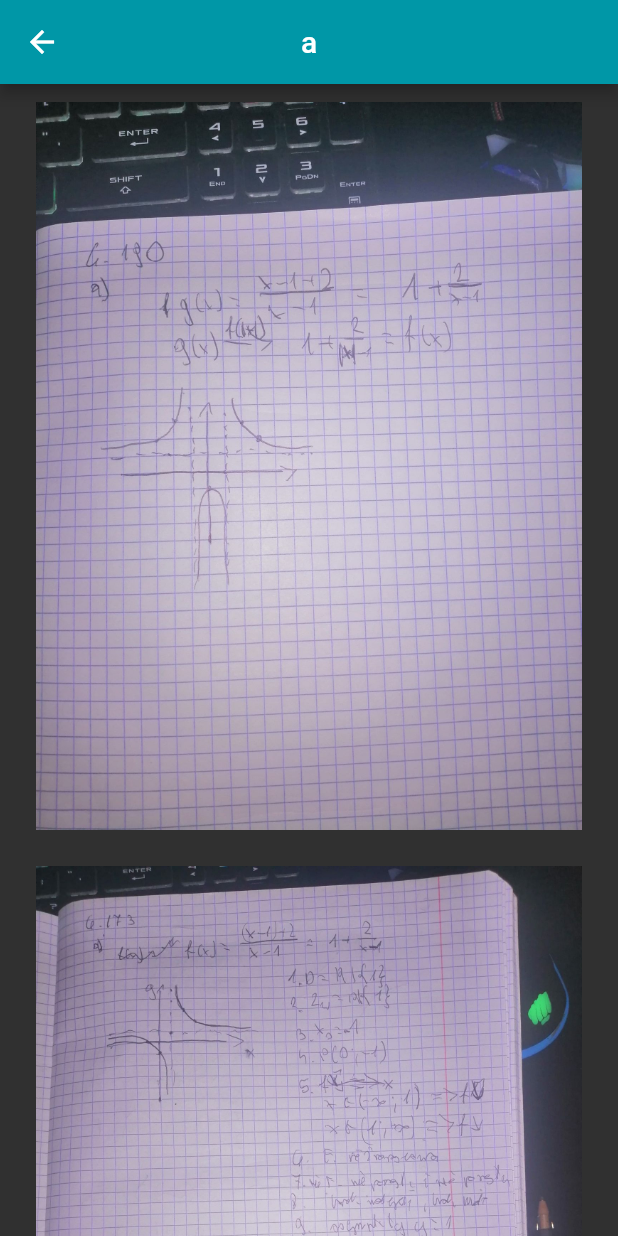
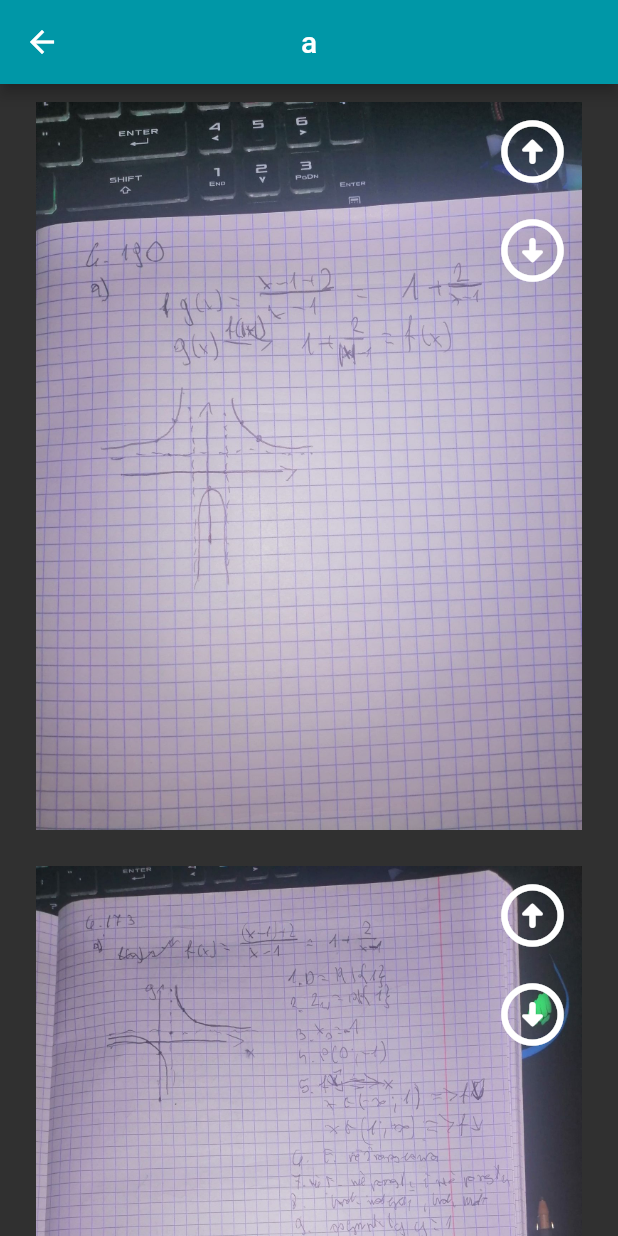
Before and after one commit to jaanonim/Homework, a Flutter app: the screen it shows after launch, after a tap on an icon or button, on a phone screen of 412 x 824 dp. Run offline on Flutter 3.47's test engine with Material 2 defaults, Android fonts, the light colour scheme and no system bars.

Commit message:
change position photos with arrows in right up corner in photo object

```diff
--- a/lib/screens/editHomework.dart
+++ b/lib/screens/editHomework.dart
@@ -7,9 +7,7 @@ class EditHomework extends StatefulWidget {
 
 class _EditHomeworkState extends State<EditHomework> {
   Map data = {};
-  var items = [
-    0,1,2,3,4
-  ];
+  var items = [0, 1, 2, 3, 4];
 
   @override
   Widget build(BuildContext context) {
@@ -20,16 +18,7 @@ class _EditHomeworkState extends State<EditHomework> {
         title: Text(data['title']),
         centerTitle: true,
       ),
-      body: ReorderableListView(
-        onReorder: (oldIndex, newIndex) {
-          setState(() {
-            var a = items[oldIndex];
-            items.removeAt(oldIndex);
-            items.insert(newIndex, a);
-            print(oldIndex.toString() + " " + newIndex.toString());
-            print(items);
-          });
-        },
+      body: ListView(
         children: [
           for (final i in items)
             Dismissible(
@@ -42,11 +31,49 @@ class _EditHomeworkState extends State<EditHomework> {
               child: ListTile(
                   title: Padding(
                       padding: const EdgeInsets.all(8.0),
-                      child: Image.asset(
-                          "assets/testImage/" + (i + 1).toString() + ".jpg"))),
+                      child: generatePage(i))),
             )
         ],
       ),
     );
   }
+
+  generatePage(var i) {
+    return Stack(children: [
+      Image.asset("assets/testImage/" + (i + 1).toString() + ".jpg"),
+      Align(
+        alignment: Alignment.topRight,
+        child: Column(
+          children: [
+            IconButton(
+              icon: Icon(Icons.arrow_circle_up_rounded),
+              onPressed: () {
+                swapPages(i, true);
+              },
+              iconSize: 50,
+            ),
+            IconButton(
+              icon: Icon(Icons.arrow_circle_down_rounded),
+              onPressed: () {
+                swapPages(i, false);
+              },
+              iconSize: 50,
+            ),
+          ],
+        ),
+      )
+    ]);
+    //     chi )
+  }
+
+  swapPages(int object, bool isUp) {
+    setState(() {
+      int oldIndex = items.indexOf(object);
+      int newIndex = oldIndex + (isUp ? -1 : 1);
+      if (newIndex < 0 || newIndex >= items.length) return;
+      var temp = items[oldIndex];
+      items.removeAt(oldIndex);
+      items.insert(newIndex, temp);
+    });
+  }
 }
```
